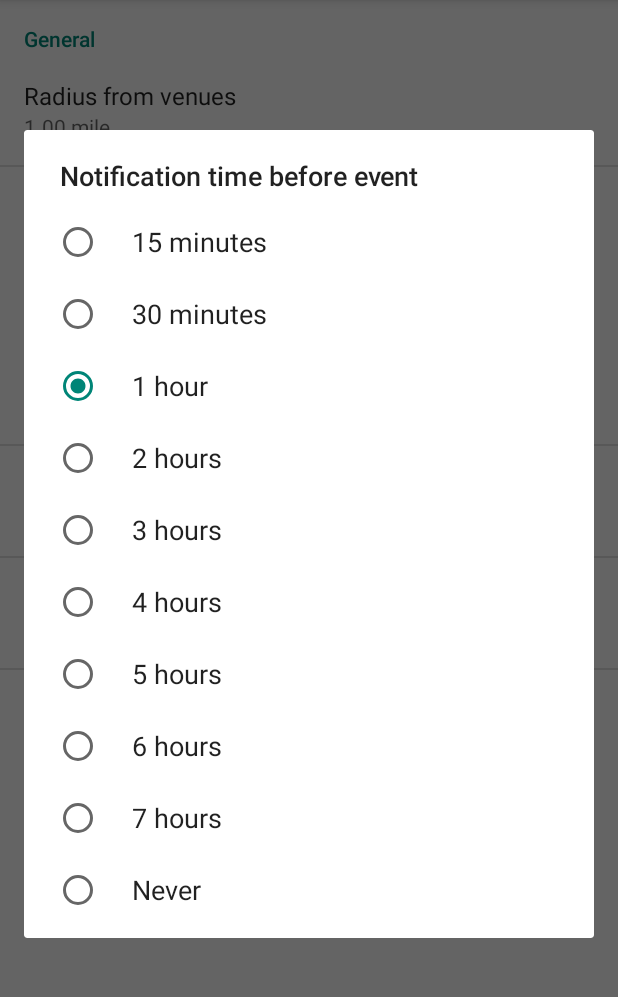
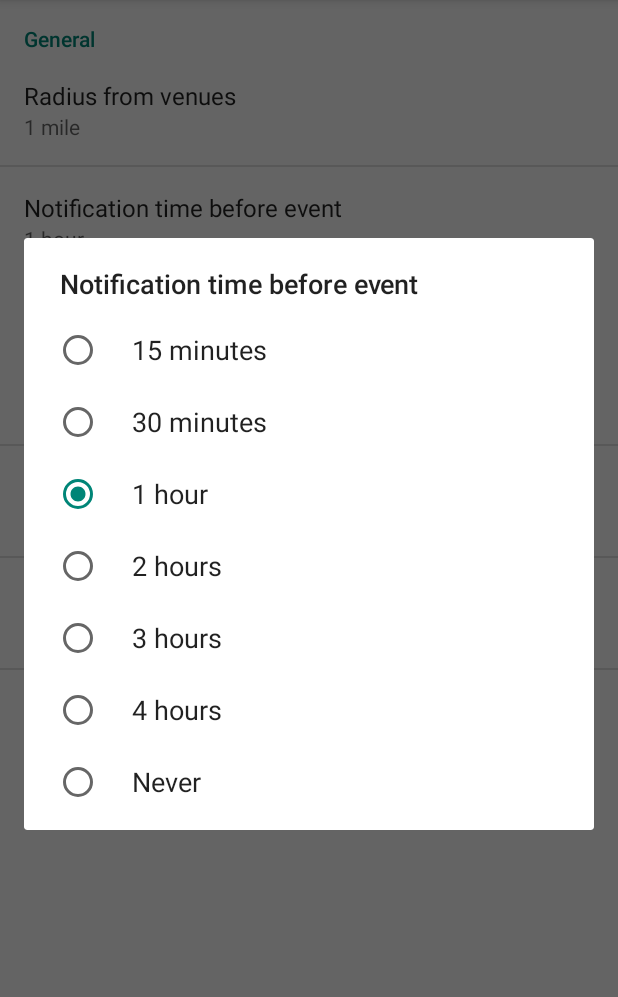
Before and after one commit to dukehal/TriangleTraffic, an Android app: the fragment SettingsFragment shown on its own in the app's theme, after a tap on "Notification time before event", on a phone screen of 412 x 824 dp, the part 84-1081 px from its top. Run offline under Robolectric (Android 15) with nearby library versions, the phone set to English and light mode, and no system bars.

Commit message:
Let venue list show different colors (random), and adjust settings options range.

```diff
--- a/app/src/main/java/edu/duke/pratt/hal/triangletraffic/activities/VenuesActivity.java
+++ b/app/src/main/java/edu/duke/pratt/hal/triangletraffic/activities/VenuesActivity.java
@@ -89,7 +89,7 @@ public class VenuesActivity extends ActionBarActivity implements GoogleApiClient
 
         Drawable statusImage = getResources().getDrawable(R.drawable.traffic_indication_circle);
         // programatically change color:
-        statusImage.setColorFilter(Color.GREEN, PorterDuff.Mode.SRC_ATOP);
+        statusImage.setColorFilter(venue.getCircleStrokeColor(), PorterDuff.Mode.SRC_ATOP);
 
         trafficStatusImage.setImageDrawable(statusImage);
 
--- a/app/src/main/res/values/strings_activity_settings.xml
+++ b/app/src/main/res/values/strings_activity_settings.xml
@@ -9,8 +9,8 @@
     <string-array name="pref_radius_list_titles">
         <item>0.25 mile</item>
         <item>0.50 mile</item>
-        <item>1.00 mile</item>
-        <item>2.00 miles</item>
+        <item>1 mile</item>
+        <item>2 miles</item>
         <item>3 miles</item>
         <item>4 miles</item>
         <item>5 miles</item>
@@ -35,9 +35,6 @@
         <item>2 hours</item>
         <item>3 hours</item>
         <item>4 hours</item>
-        <item>5 hours</item>
-        <item>6 hours</item>
-        <item>7 hours</item>
         <item>Never</item>
     </string-array>
 
@@ -48,9 +45,6 @@
         <item>120</item>
         <item>180</item>
         <item>240</item>
-        <item>300</item>
-        <item>360</item>
-        <item>420</item>
         <item>-1</item>
     </string-array>
 
```
